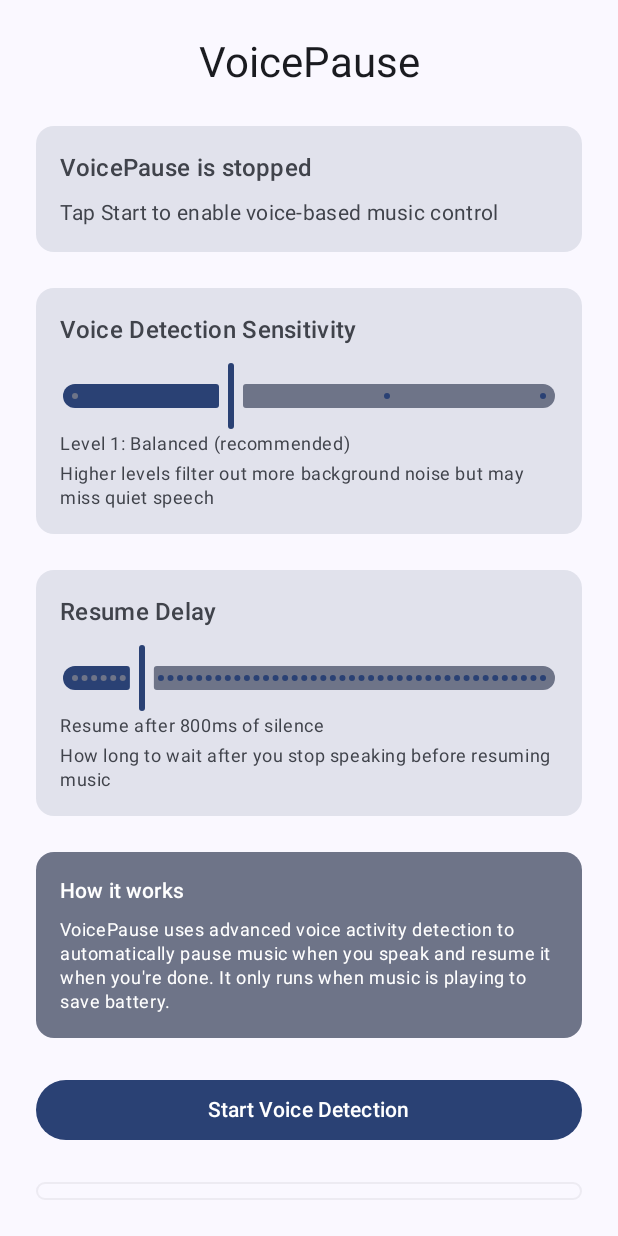
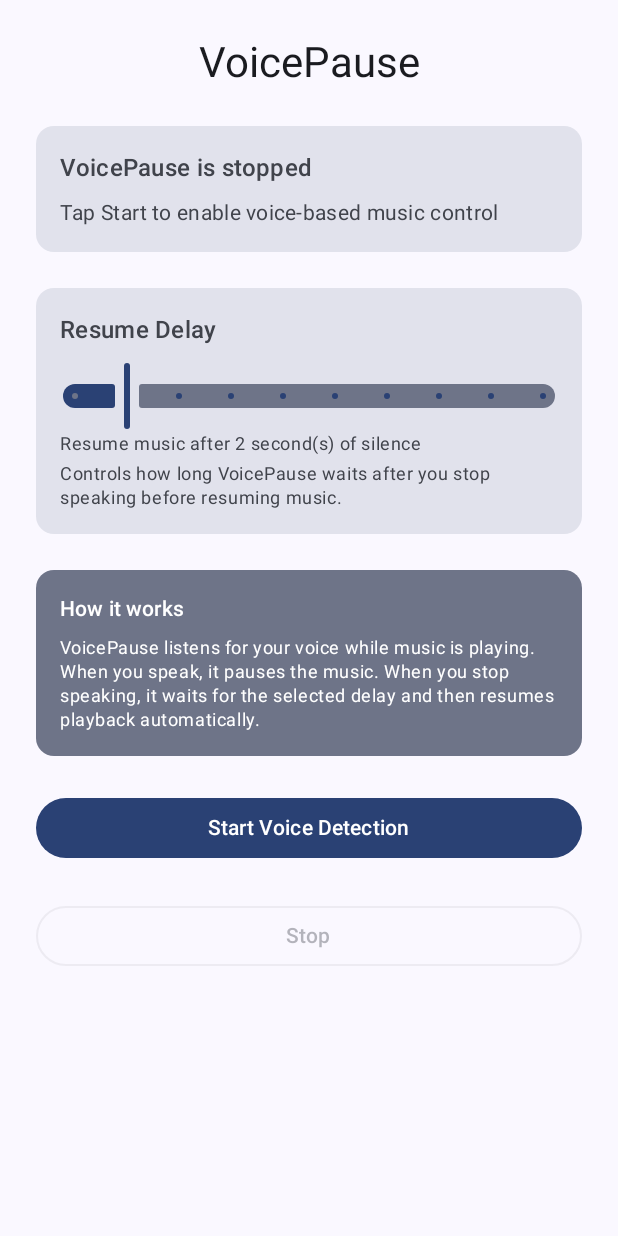
Before and after one commit to RohitKSahoo/Pausify, an Android app built with Jetpack Compose: the screen it shows after launch (MainActivity), on a phone screen of 412 x 824 dp. Run offline under Robolectric (Android 15) with nearby library versions, the light colour scheme and no system bars.

Commit message:
Polished the VAD + Synced resume delay to the slider

```diff
--- a/app/src/main/java/com/rohit/voicepause/MainActivity.kt
+++ b/app/src/main/java/com/rohit/voicepause/MainActivity.kt
@@ -18,7 +18,7 @@ class MainActivity : ComponentActivity() {
         super.onCreate(savedInstanceState)
 
         // Migrate old settings to new VAD-based system
-        Settings.migrateOldSettings(this)
+        Settings.migrate(this)
 
         setContent {
             VoicePauseTheme {
--- a/app/src/main/java/com/rohit/voicepause/Settings.kt
+++ b/app/src/main/java/com/rohit/voicepause/Settings.kt
@@ -1,45 +1,58 @@
 package com.rohit.voicepause
 
 import android.content.Context
+import android.util.Log
 
 object Settings {
 
+    private const val TAG = "VoicePause/Settings"
     private const val PREFS = "voicepause_prefs"
 
-    private const val KEY_SILENCE_DURATION = "silence_duration"
+    private const val KEY_SILENCE_DURATION_MS = "silence_duration_ms"
     private const val KEY_SERVICE_RUNNING = "service_running"
-    private const val KEY_VAD_AGGRESSIVENESS = "vad_aggressiveness"
+
+    // Silence delay bounds
+    private const val MIN_SILENCE_SEC = 1
+    private const val MAX_SILENCE_SEC = 10
+    private const val DEFAULT_SILENCE_SEC = 2
 
     // ======================
     // Silence duration
     // ======================
 
-    fun setSilenceDuration(context: Context, value: Long) {
+    /**
+     * Set silence duration using SECONDS (UI-friendly).
+     * Range enforced: 1s – 10s
+     */
+    fun setSilenceDurationSeconds(context: Context, seconds: Int) {
+        val clampedSec = seconds.coerceIn(MIN_SILENCE_SEC, MAX_SILENCE_SEC)
+        val millis = clampedSec * 1000L
+
+        Log.i(TAG, "Saving silence delay: ${clampedSec}s (${millis}ms)")
+
         context.getSharedPreferences(PREFS, Context.MODE_PRIVATE)
             .edit()
-            .putLong(KEY_SILENCE_DURATION, value)
+            .putLong(KEY_SILENCE_DURATION_MS, millis)
             .apply()
     }
 
+    /**
+     * Get silence duration in MILLISECONDS (service-friendly)
+     */
     fun getSilenceDuration(context: Context): Long {
-        return context.getSharedPreferences(PREFS, Context.MODE_PRIVATE)
-            .getLong(KEY_SILENCE_DURATION, 800L) // default 800ms (was 10s)
+        val millis = context.getSharedPreferences(PREFS, Context.MODE_PRIVATE)
+            .getLong(KEY_SILENCE_DURATION_MS, DEFAULT_SILENCE_SEC * 1000L)
+
+        Log.v(TAG, "Loaded silence delay: ${millis}ms")
+        return millis
     }
 
-    // ======================
-    // VAD Aggressiveness
-    // ======================
-
-    fun setVadAggressiveness(context: Context, value: Int) {
-        context.getSharedPreferences(PREFS, Context.MODE_PRIVATE)
-            .edit()
-            .putInt(KEY_VAD_AGGRESSIVENESS, value)
-            .apply()
-    }
-
-    fun getVadAggressiveness(context: Context): Int {
-        return context.getSharedPreferences(PREFS, Context.MODE_PRIVATE)
-            .getInt(KEY_VAD_AGGRESSIVENESS, 1) // default: low bitrate optimized
+    /**
+     * Get silence duration in SECONDS (UI-friendly)
+     */
+    fun getSilenceDurationSeconds(context: Context): Int {
+        val millis = getSilenceDuration(context)
+        return (millis / 1000L).toInt()
     }
 
     // ======================
@@ -59,38 +72,27 @@ object Settings {
     }
 
     // ======================
-    // Migration from old settings
+    // Migration
     // ======================
 
-    /**
-     * Migrate old voice threshold setting to new VAD aggressiveness
-     * This helps users upgrading from the RMS-based version
-     */
-    fun migrateOldSettings(context: Context) {
+    fun migrate(context: Context) {
         val prefs = context.getSharedPreferences(PREFS, Context.MODE_PRIVATE)
 
-        // Check if we have old voice threshold setting
-        if (prefs.contains("voice_threshold") && !prefs.contains(KEY_VAD_AGGRESSIVENESS)) {
-            val oldThreshold = prefs.getInt("voice_threshold", 200)
+        // If old value exists, normalize it
+        if (prefs.contains("silence_duration")) {
+            val old = prefs.getLong("silence_duration", 2000L)
+            val seconds = (old / 1000L).toInt().coerceIn(MIN_SILENCE_SEC, MAX_SILENCE_SEC)
 
-            // Convert old threshold to VAD aggressiveness
-            val vadAggressiveness = when {
-                oldThreshold < 100 -> 0   // Very sensitive -> Quality mode
-                oldThreshold < 300 -> 1   // Normal -> Low bitrate
-                oldThreshold < 1000 -> 2  // Less sensitive -> Aggressive
-                else -> 3                 // Very insensitive -> Very aggressive
-            }
+            Log.w(TAG, "Migrating old silence duration → ${seconds}s")
 
-            // Save new setting and remove old one
             prefs.edit()
-                .putInt(KEY_VAD_AGGRESSIVENESS, vadAggressiveness)
-                .remove("voice_threshold")
+                .remove("silence_duration")
+                .putLong(KEY_SILENCE_DURATION_MS, seconds * 1000L)
                 .apply()
         }
 
-        // Update default silence duration from 10s to 800ms for better UX
-        if (!prefs.contains(KEY_SILENCE_DURATION)) {
-            setSilenceDuration(context, 800L)
+        if (!prefs.contains(KEY_SILENCE_DURATION_MS)) {
+            setSilenceDurationSeconds(context, DEFAULT_SILENCE_SEC)
         }
     }
 }
--- a/app/src/main/java/com/rohit/voicepause/ui/screen/HomeScreen.kt
+++ b/app/src/main/java/com/rohit/voicepause/ui/screen/HomeScreen.kt
@@ -24,32 +24,24 @@ fun HomeScreen(
     val context = LocalContext.current
     val snackbarHostState = remember { SnackbarHostState() }
 
-    // Migrate old settings on first load
+    // One-time migration
     LaunchedEffect(Unit) {
-        Settings.migrateOldSettings(context)
+        Settings.migrate(context)
     }
 
-    // 🔁 Service state
+    // Service state
     var isRunning by remember {
         mutableStateOf(Settings.isServiceRunning(context))
     }
-    DisposableEffect(Unit) {
-        isRunning = Settings.isServiceRunning(context)
-        onDispose {}
-    }
+
     var showStoppedSnackbar by remember { mutableStateOf(false) }
 
-    // 🎙 VAD Aggressiveness (0-3)
-    var vadAggressiveness by remember {
-        mutableStateOf(Settings.getVadAggressiveness(context).toFloat())
+    // ⏱ Resume delay in SECONDS (1–10)
+    var resumeDelaySeconds by remember {
+        mutableStateOf(Settings.getSilenceDurationSeconds(context).toFloat())
     }
 
-    // ⏱ Silence duration (milliseconds: 100-5000)
-    var silenceDuration by remember {
-        mutableStateOf(Settings.getSilenceDuration(context).toFloat())
-    }
-
-    // 🔔 Listen for service stop broadcast
+    // Listen for service stop broadcast
     DisposableEffect(Unit) {
         val receiver = object : BroadcastReceiver() {
             override fun onReceive(ctx: Context?, intent: Intent?) {
@@ -68,12 +60,10 @@ fun HomeScreen(
             context.registerReceiver(receiver, filter)
         }
 
-        onDispose {
-            context.unregisterReceiver(receiver)
-        }
+        onDispose { context.unregisterReceiver(receiver) }
     }
 
-    // 🍿 Snackbar
+    // Snackbar
     LaunchedEffect(showStoppedSnackbar) {
         if (showStoppedSnackbar) {
             snackbarHostState.showSnackbar("VoicePause service stopped")
@@ -101,7 +91,7 @@ fun HomeScreen(
 
             StatusCard(isRunning = isRunning)
 
-            // 🎙 VAD Aggressiveness
+            // ⏱ Resume Delay (1–10 seconds)
             Card(
                 modifier = Modifier.fillMaxWidth(),
                 colors = CardDefaults.cardColors(
@@ -109,82 +99,40 @@ fun HomeScreen(
                 )
             ) {
                 Column(modifier = Modifier.padding(16.dp)) {
-                    Text("Voice Detection Sensitivity", style = MaterialTheme.typography.titleMedium)
+                    Text(
+                        "Resume Delay",
+                        style = MaterialTheme.typography.titleMedium
+                    )
+
                     Spacer(modifier = Modifier.height(8.dp))
 
                     Slider(
-                        value = vadAggressiveness,
+                        value = resumeDelaySeconds,
                         onValueChange = {
-                            vadAggressiveness = it
-                            Settings.setVadAggressiveness(context, it.toInt())
+                            val rounded = it.toInt().coerceIn(1, 10)
+                            resumeDelaySeconds = rounded.toFloat()
+                            Settings.setSilenceDurationSeconds(context, rounded)
                         },
-                        valueRange = 0f..3f,
-                        steps = 2
+                        valueRange = 1f..10f,
+                        steps = 8
                     )
 
-                    val sensitivityText = when (vadAggressiveness.toInt()) {
-                        0 -> "Quality (least aggressive)"
-                        1 -> "Balanced (recommended)"
-                        2 -> "Aggressive (noisy environments)"
-                        3 -> "Very aggressive (very noisy)"
-                        else -> "Balanced"
-                    }
-
                     Text(
-                        text = "Level ${vadAggressiveness.toInt()}: $sensitivityText",
+                        text = "Resume music after ${resumeDelaySeconds.toInt()} second(s) of silence",
                         style = MaterialTheme.typography.bodySmall
                     )
 
                     Spacer(modifier = Modifier.height(4.dp))
 
                     Text(
-                        text = "Higher levels filter out more background noise but may miss quiet speech",
+                        text = "Controls how long VoicePause waits after you stop speaking before resuming music.",
                         style = MaterialTheme.typography.bodySmall,
                         color = MaterialTheme.colorScheme.onSurfaceVariant
                     )
                 }
             }
 
-            // ⏱ Silence Duration
-            Card(
-                modifier = Modifier.fillMaxWidth(),
-                colors = CardDefaults.cardColors(
-                    containerColor = MaterialTheme.colorScheme.surfaceVariant
-                )
-            ) {
-                Column(modifier = Modifier.padding(16.dp)) {
-                    Text("Resume Delay", style = MaterialTheme.typography.titleMedium)
-                    Spacer(modifier = Modifier.height(8.dp))
-
-                    Slider(
-                        value = silenceDuration,
-                        onValueChange = {
-                            silenceDuration = it
-                            Settings.setSilenceDuration(context, it.toLong())
-                        },
-                        valueRange = 100f..5000f,
-                        steps = 48 // 100ms increments
-                    )
-
-                    Text(
-                        text = "Resume after ${(silenceDuration / 1000).let {
-                            if (it < 1) "${silenceDuration.toInt()}ms"
-                            else "${String.format("%.1f", it)}s"
-                        }} of silence",
-                        style = MaterialTheme.typography.bodySmall
-                    )
-
-                    Spacer(modifier = Modifier.height(4.dp))
-
-                    Text(
-                        text = "How long to wait after you stop speaking before resuming music",
-                        style = MaterialTheme.typography.bodySmall,
-                        color = MaterialTheme.colorScheme.onSurfaceVariant
-                    )
-                }
-            }
-
-            // ℹ️ Information Card
+            // ℹ️ Info
             Card(
                 modifier = Modifier.fillMaxWidth(),
                 colors = CardDefaults.cardColors(
@@ -193,12 +141,12 @@ fun HomeScreen(
             ) {
                 Column(modifier = Modifier.padding(16.dp)) {
                     Text(
-                        text = "How it works",
+                        "How it works",
                         style = MaterialTheme.typography.titleSmall
                     )
                     Spacer(modifier = Modifier.height(8.dp))
                     Text(
-                        text = "VoicePause uses advanced voice activity detection to automatically pause music when you speak and resume it when you're done. It only runs when music is playing to save battery.",
+                        text = "VoicePause listens for your voice while music is playing. When you speak, it pauses the music. When you stop speaking, it waits for the selected delay and then resumes playback automatically.",
                         style = MaterialTheme.typography.bodySmall,
                         color = MaterialTheme.colorScheme.onSecondaryContainer
                     )
```
Also changed, not shown: app/src/main/java/com/rohit/voicepause/VoiceMonitorService.kt (+141 -131 lines).
